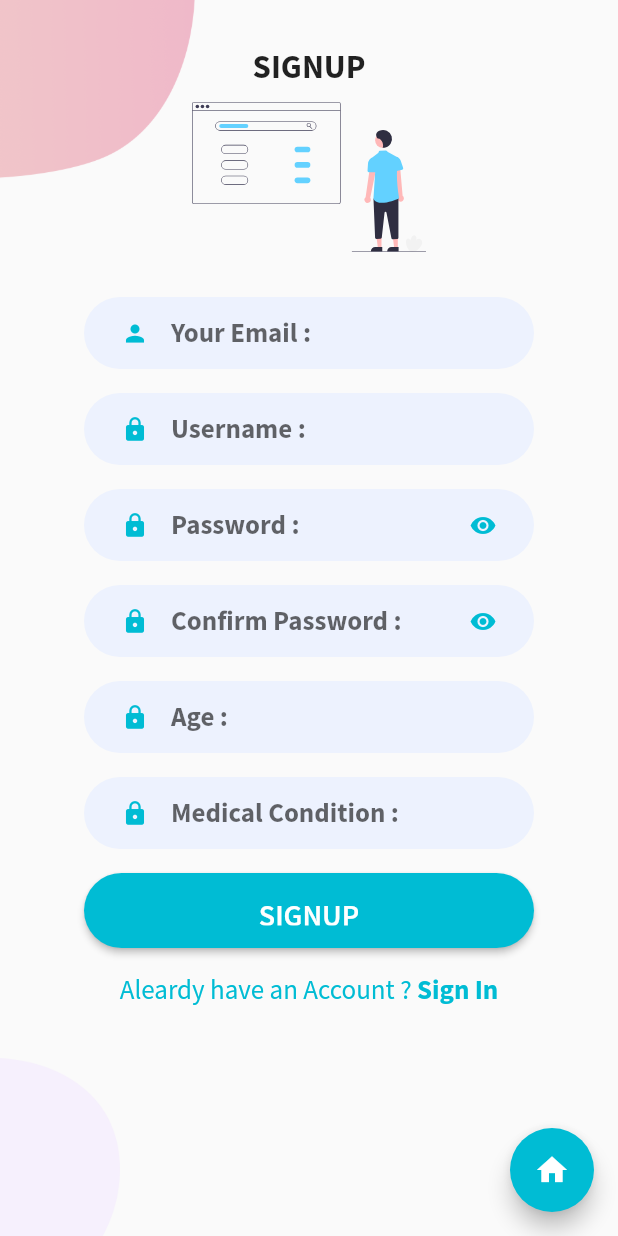
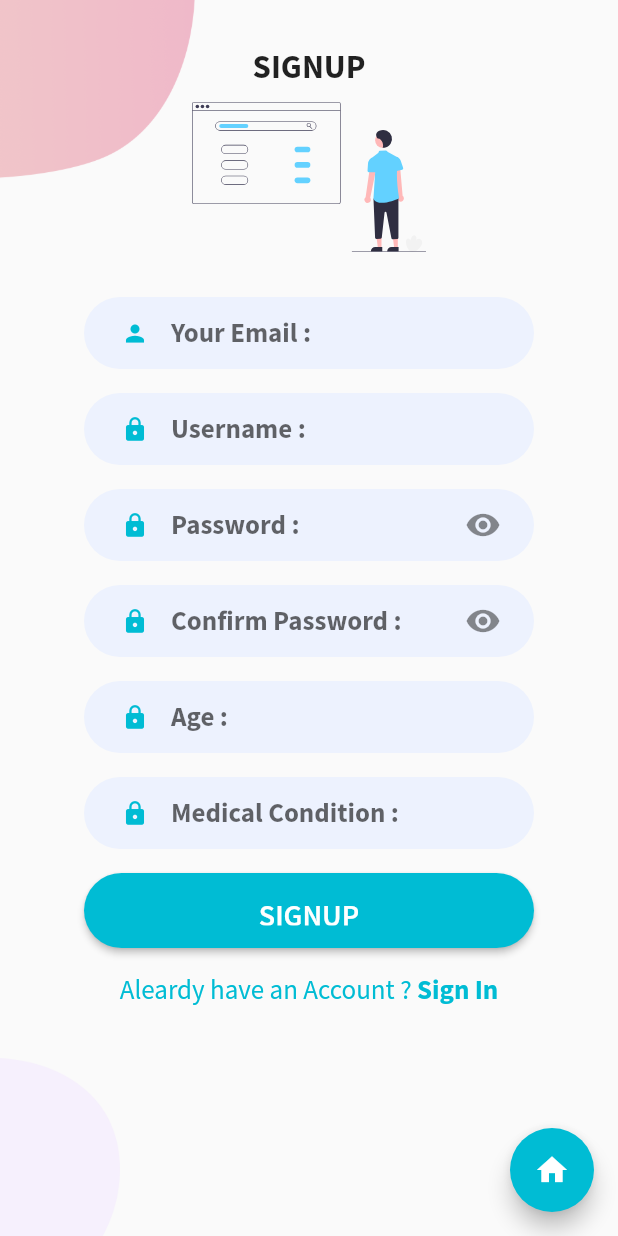
Before and after one commit to mariyamsidhana/physioplayy, a Flutter app: the Signup screen opened by its route, on a phone screen of 412 x 824 dp. Run offline on Flutter 3.47's test engine with Material 2 defaults, Android fonts, the phone set to English and light mode, and no system bars; our stand-ins replace camera, cloud_firestore, firebase_auth, firebase_core, flutter_svg, image_picker; missing offline and left inert: flame, flame_texturepacker, google_mlkit_commons, google_mlkit_face_detection, google_mlkit_pose_detection; accounts and stored records are empty.

Commit message:
password visibility

```diff
--- a/Welcome-Login-Signup-Page-Flutter-master/lib/pages/signup.dart
+++ b/Welcome-Login-Signup-Page-Flutter-master/lib/pages/signup.dart
@@ -7,6 +7,7 @@ import 'package:flutter_auth_page/widgets/socials.dart';
 import 'package:flutter_svg/svg.dart';
 import 'package:flutter_auth_page/constants.dart';
 import 'package:firebase_auth/firebase_auth.dart';
+import 'package:cloud_firestore/cloud_firestore.dart';
 
 class Signup extends StatefulWidget {
   const Signup({super.key});
@@ -16,10 +17,26 @@ class Signup extends StatefulWidget {
 }
 
 class _SignupState extends State<Signup> {
-  TextEditingController emailController = TextEditingController();
-  TextEditingController passwordController = TextEditingController();
-  TextEditingController cPasswordController = TextEditingController();
+  final emailController = TextEditingController();
+  final passwordController = TextEditingController();
+  final cPasswordController = TextEditingController();
+  final usernameController = TextEditingController();
+  final ageController = TextEditingController();
+  final medController = TextEditingController();
+  bool _obscureText = true;
+   bool _obscureTextt = true;
+
   @override
+  void dispose() {
+    emailController.dispose();
+    passwordController.dispose();
+    cPasswordController.dispose();
+    usernameController.dispose();
+    ageController.dispose();
+    medController.dispose();
+    super.dispose();
+  }
+
   Widget build(BuildContext context) {
     return SafeArea(
       child: Scaffold(
@@ -118,7 +135,8 @@ class _SignupState extends State<Signup> {
                         borderRadius: BorderRadius.circular(66),
                         color: kPrimaryLightColor,
                       ),
-                      child: const TextField(
+                      child: TextField(
+                        controller: usernameController,
                         obscureText: false,
                         keyboardType: TextInputType.text,
                         textInputAction: TextInputAction.done,
@@ -140,7 +158,6 @@ class _SignupState extends State<Signup> {
                             color: kPrimaryColor,
                             size: 18,
                           ),
-
                         ),
                       ),
                     ),
@@ -156,12 +173,12 @@ class _SignupState extends State<Signup> {
                       ),
                       child: TextField(
                         controller: passwordController,
-                        obscureText: true,
+                        obscureText: _obscureText,
                         enableSuggestions: false,
                         autocorrect: false,
                         keyboardType: TextInputType.visiblePassword,
                         textInputAction: TextInputAction.done,
-                        decoration: const InputDecoration(
+                        decoration: InputDecoration(
                           hintText: "Password :",
                           hintStyle: TextStyle(
                             fontFamily: 'SourceSansPro',
@@ -179,10 +196,15 @@ class _SignupState extends State<Signup> {
                             color: kPrimaryColor,
                             size: 18,
                           ),
-                          suffixIcon: Icon(
-                            Icons.visibility,
-                            color: kPrimaryColor,
-                            size: 18,
+                          suffixIcon: GestureDetector(
+                            onTap: () {
+                              setState(() {
+                                _obscureText = !_obscureText;
+                              });
+                            },
+                            child: Icon(_obscureText
+                                ? Icons.visibility
+                                : Icons.visibility_off),
                           ),
                         ),
                       ),
@@ -199,12 +221,12 @@ class _SignupState extends State<Signup> {
                       ),
                       child: TextField(
                         controller: cPasswordController,
-                        obscureText: true,
+                        obscureText: _obscureTextt,
                         enableSuggestions: false,
                         autocorrect: false,
                         keyboardType: TextInputType.visiblePassword,
                         textInputAction: TextInputAction.done,
-                        decoration: const InputDecoration(
+                        decoration:  InputDecoration(
                           hintText: "Confirm Password :",
                           hintStyle: TextStyle(
                             fontFamily: 'SourceSansPro',
@@ -222,10 +244,14 @@ class _SignupState extends State<Signup> {
                             color: kPrimaryColor,
                             size: 18,
                           ),
-                          suffixIcon: Icon(
-                            Icons.visibility,
-                            color: kPrimaryColor,
-                            size: 18,
+                          suffixIcon:   GestureDetector(
+                            onTap: () {
+                              setState(() {
+                                 _obscureTextt = !_obscureTextt;
+                              });
+
+                            },
+                            child: Icon(_obscureText ? Icons.visibility : Icons.visibility_off),
                           ),
                         ),
                       ),
@@ -240,7 +266,8 @@ class _SignupState extends State<Signup> {
                         borderRadius: BorderRadius.circular(66),
                         color: kPrimaryLightColor,
                       ),
-                      child: const TextField(
+                      child: TextField(
+                        controller: ageController,
                         obscureText: false,
                         keyboardType: TextInputType.text,
                         textInputAction: TextInputAction.done,
@@ -262,7 +289,6 @@ class _SignupState extends State<Signup> {
                             color: kPrimaryColor,
                             size: 18,
                           ),
-
                         ),
                       ),
                     ),
@@ -276,7 +302,8 @@ class _SignupState extends State<Signup> {
                         borderRadius: BorderRadius.circular(66),
                         color: kPrimaryLightColor,
                       ),
-                      child: const TextField(
+                      child: TextField(
+                        controller: medController,
                         obscureText: false,
                         keyboardType: TextInputType.text,
                         textInputAction: TextInputAction.done,
@@ -298,7 +325,6 @@ class _SignupState extends State<Signup> {
                             color: kPrimaryColor,
                             size: 18,
                           ),
-
                         ),
                       ),
                     ),
@@ -400,7 +426,22 @@ class _SignupState extends State<Signup> {
         UserCredential userCredential = await FirebaseAuth.instance
             .createUserWithEmailAndPassword(email: email, password: password);
 
+        Future addUserDetails(String name, int age, String med) async {
+          await FirebaseFirestore.instance.collection('users').add({
+            'username': name,
+            'age': age,
+            'medical condition': med,
+          });
+        }
+
+        addUserDetails(
+          usernameController.text.trim(),
+          int.parse(ageController.text.trim()),
+          medController.text.trim(),
+        );
+
         print("User created");
+
         if (userCredential.user != null) {
           ScaffoldMessenger.of(context).showSnackBar(
             SnackBar(
--- a/Welcome-Login-Signup-Page-Flutter-master/pubspec.yaml
+++ b/Welcome-Login-Signup-Page-Flutter-master/pubspec.yaml
@@ -30,6 +30,7 @@ environment:
 dependencies:
   flutter:
     sdk: flutter
+  cloud_firestore:
 
 
   # The following adds the Cupertino Icons font to your application.
@@ -37,6 +38,7 @@ dependencies:
   cupertino_icons: ^1.0.2
   flutter_svg: ^2.0.4
   firebase_auth: ^4.4.2
+  firebase_core: ^2.4.0
 
 dev_dependencies:
   flutter_test:
```
Also changed, not shown: Welcome-Login-Signup-Page-Flutter-master/lib/pages/login.dart (+12 -8 lines), Welcome-Login-Signup-Page-Flutter-master/pubspec.lock, 5 other files.
